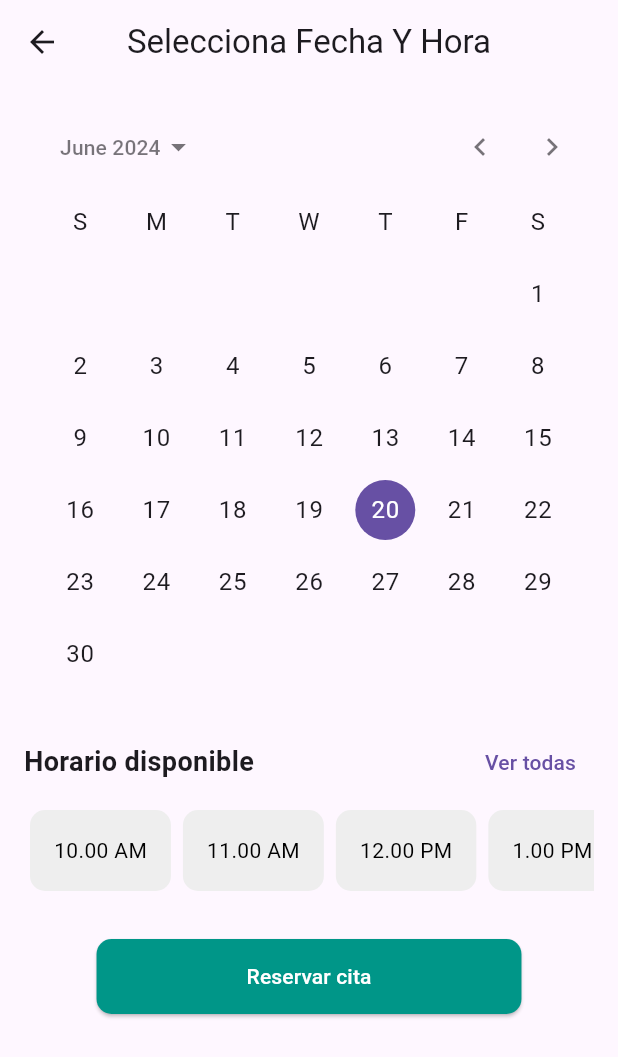
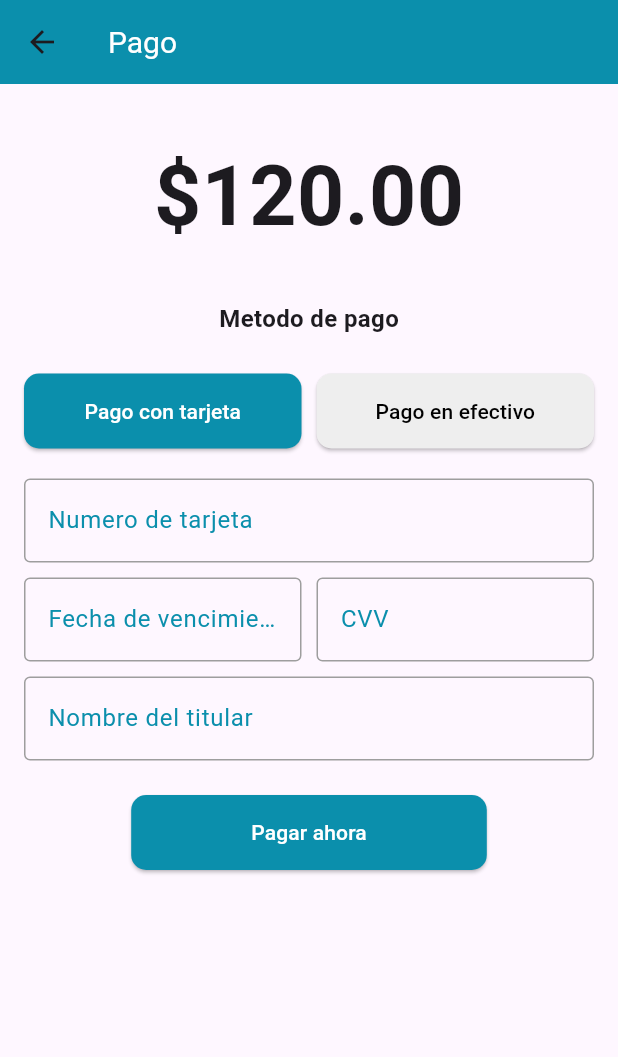
Before and after one commit to Darioantonio20/CITAEXPRESS, a Flutter app: the SelectDateAndTimeScreen screen opened by its route, after a tap on "Reservar cita", on a phone screen of 412 x 824 dp. Shown: the top 1057 px of the screen. Run offline on Flutter 3.47's test engine with Material 3 defaults, Android fonts, the phone set to English and light mode, and no system bars; network calls fail.

Commit message:
[ADD] two view more and stylized more the components

```diff
--- a/lib/main.dart
+++ b/lib/main.dart
@@ -7,6 +7,7 @@ import 'package:flutter_application_1/src/screens/home.dart';
 import 'package:flutter_application_1/src/screens/appointment_details.dart';
 import 'package:flutter_application_1/src/screens/all_items.dart';
 import 'package:flutter_application_1/src/screens/select_date_and_time.dart';
+import 'package:flutter_application_1/src/screens/payment_screen.dart'; // Importa la nueva pantalla de pago
 
 void main() {
   runApp(const MyApp());
@@ -29,6 +30,7 @@ class MyApp extends StatelessWidget {
         '/appointment_details': (context) => const AppointmentDetailsScreen(),
         '/all_items': (context) => const AllItemsScreen(),
         '/select_date_and_time': (context) => const SelectDateAndTimeScreen(),
+        '/payment': (context) => const PaymentScreen(),
       },
     );
   }
--- /dev/null
+++ b/lib/src/screens/payment_screen.dart
@@ -0,0 +1,233 @@
+import 'package:flutter/material.dart';
+
+class PaymentScreen extends StatelessWidget {
+  const PaymentScreen({super.key});
+
+  @override
+  Widget build(BuildContext context) {
+    return Scaffold(
+      appBar: AppBar(
+        leading: IconButton(
+          icon: Icon(Icons.arrow_back),
+          onPressed: () {
+            Navigator.pop(context);
+          },
+        ),
+        title: Text(
+          'Pago',
+          style: TextStyle(
+            color: Colors.white, // Color del texto
+            fontSize: 20, // Tamaño del texto
+          ),
+        ),
+        backgroundColor: Color.fromRGBO(11, 143, 172, 1.0),
+      ),
+      body: Padding(
+        padding: const EdgeInsets.all(16.0),
+        child: Column(
+          crossAxisAlignment: CrossAxisAlignment.start,
+          children: [
+            Center(
+              child: Container(
+                margin: EdgeInsets.only(top: 20), // Añade un margen superior de 20
+                child: Text(
+                  '\$120.00',
+                  style: TextStyle(fontSize: 55, fontWeight: FontWeight.bold),
+                ),
+              ),
+            ),
+            SizedBox(
+              height: 30,
+            ),
+            Center(
+              child: Container(
+                margin: EdgeInsets.only(bottom: 15), // Añade un margen inferior de 20
+                child: Text(
+                  'Metodo de pago',
+                  style: TextStyle(fontSize: 16, fontWeight: FontWeight.bold),
+                ),
+              ),
+            ),
+            SizedBox(height: 10),
+            Row(
+              children: [
+                Expanded(
+                  child: ElevatedButton(
+                    onPressed: () {},
+                    child: Text('Pago con tarjeta'),
+                    style: ElevatedButton.styleFrom(
+                      foregroundColor: Colors.white,
+                      backgroundColor: Color.fromRGBO(11, 143, 172, 1.0),
+                      padding: EdgeInsets.symmetric(vertical: 15),
+                      shape: RoundedRectangleBorder(
+                        borderRadius: BorderRadius.circular(10),
+                      ),
+                    ),
+                  ),
+                ),
+                SizedBox(width: 10),
+                Expanded(
+                  child: ElevatedButton(
+                    onPressed: () {},
+                    child: Text('Pago en efectivo'),
+                    style: ElevatedButton.styleFrom(
+                      foregroundColor: Colors.black,
+                      backgroundColor: Colors.grey[200], // Color de fondo
+                      padding: EdgeInsets.symmetric(vertical: 15),
+                      shape: RoundedRectangleBorder(
+                        borderRadius: BorderRadius.circular(10),
+                      ),
+                    ),
+                  ),
+                ),
+              ],
+            ),
+            SizedBox(height: 20),
+            TextField(
+              decoration: InputDecoration(
+                labelText: 'Numero de tarjeta',
+                labelStyle: TextStyle(color: Color.fromRGBO(11, 143, 172, 1.0)),
+                border: OutlineInputBorder(),
+                enabledBorder: OutlineInputBorder(
+                  borderSide: BorderSide(color: Colors.grey),
+                ),
+                focusedBorder: OutlineInputBorder(
+                  borderSide: BorderSide(color: Color.fromRGBO(11, 143, 172, 1.0)),
+                ),
+              ),
+            ),
+            SizedBox(height: 10),
+            Row(
+              children: [
+                Expanded(
+                  child: TextField(
+                    decoration: InputDecoration(
+                      labelText: 'Fecha de vencimiento',
+                      labelStyle: TextStyle(color: Color.fromRGBO(11, 143, 172, 1.0)),
+                      border: OutlineInputBorder(),
+                      enabledBorder: OutlineInputBorder(
+                        borderSide: BorderSide(color: Colors.grey),
+                      ),
+                      focusedBorder: OutlineInputBorder(
+                        borderSide: BorderSide(color: Colors.teal),
+                      ),
+                    ),
+                  ),
+                ),
+                SizedBox(width: 10),
+                Expanded(
+                  child: TextField(
+                    decoration: InputDecoration(
+                      labelText: 'CVV',
+                      labelStyle: TextStyle(color: Color.fromRGBO(11, 143, 172, 1.0)),
+                      border: OutlineInputBorder(),
+                      enabledBorder: OutlineInputBorder(
+                        borderSide: BorderSide(color: Colors.grey),
+                      ),
+                      focusedBorder: OutlineInputBorder(
+                        borderSide: BorderSide(color: Color.fromRGBO(11, 143, 172, 1.0)),
+                      ),
+                    ),
+                  ),
+                ),
+              ],
+            ),
+            SizedBox(height: 10),
+            TextField(
+              decoration: InputDecoration(
+                labelText: 'Nombre del titular',
+                labelStyle: TextStyle(color: Color.fromRGBO(11, 143, 172, 1.0)),
+                border: OutlineInputBorder(),
+                enabledBorder: OutlineInputBorder(
+                  borderSide: BorderSide(color: Colors.grey),
+                ),
+                focusedBorder: OutlineInputBorder(
+                  borderSide: BorderSide(color: Color.fromRGBO(11, 143, 172, 1.0)),
+                ),
+              ),
+            ),
+            SizedBox(height: 23),
+            Center(
+              child: ElevatedButton(
+                onPressed: () {
+                  _showSuccessDialog(context);
+                },
+                child: Text('Pagar ahora'),
+                style: ElevatedButton.styleFrom(
+                  backgroundColor:  Color.fromRGBO(11, 143, 172, 1.0),
+                  foregroundColor: Colors.white,
+                  padding: EdgeInsets.symmetric(horizontal: 80, vertical: 15),
+                  shape: RoundedRectangleBorder(
+                    borderRadius: BorderRadius.circular(10),
+                  ),
+                ),
+              ),
+            ),
+          ],
+        ),
+      ),
+    );
+  }
+
+  void _showSuccessDialog(BuildContext context) {
+    showDialog(
+      context: context,
+      builder: (BuildContext context) {
+        return Dialog(
+          shape: RoundedRectangleBorder(
+            borderRadius: BorderRadius.circular(10),
+          ),
+          child: Container(
+            padding: EdgeInsets.all(16.0),
+            decoration: BoxDecoration(
+              color: Colors.white,
+              borderRadius: BorderRadius.circular(10),
+            ),
+            child: Column(
+              mainAxisSize: MainAxisSize.min,
+              children: [
+                Icon(
+                  Icons.check_circle,
+                  color: Color.fromRGBO(11, 143, 172, 1.0),
+                  size: 100,
+                ),
+                SizedBox(height: 20),
+                Text(
+                  '¡Felicidades!',
+                  style: TextStyle(
+                    fontSize: 24,
+                    fontWeight: FontWeight.bold,
+                    color: Colors.teal,
+                  ),
+                ),
+                SizedBox(height: 10),
+                Text(
+                  'Su pago ha sido exitoso',
+                  style: TextStyle(
+                    fontSize: 16,
+                    color: Colors.black,
+                  ),
+                ),
+                SizedBox(height: 20),
+                ElevatedButton(
+                  onPressed: () {
+                    Navigator.of(context).pop();
+                  },
+                  child: Text('Regresar'),
+                  style: ElevatedButton.styleFrom(
+                    backgroundColor: Colors.teal,
+                    foregroundColor: Colors.white,
+                    padding: EdgeInsets.symmetric(horizontal: 80, vertical: 15),
+                    shape: RoundedRectangleBorder(
+                      borderRadius: BorderRadius.circular(10),
+                    ),
+                  ),
+                ),
+              ],
+            ),
+          ),
+        );
+      },
+    );
+  }
+}
--- a/lib/src/screens/select_date_and_time.dart
+++ b/lib/src/screens/select_date_and_time.dart
@@ -29,7 +29,13 @@ class _SelectDateAndTimeScreenState extends State<SelectDateAndTimeScreen> {
         child: Column(
           crossAxisAlignment: CrossAxisAlignment.start,
           children: [
-            CalendarDatePicker(
+            Theme(
+              data: ThemeData(
+                colorScheme: ColorScheme.light(
+                  primary:  Color.fromRGBO(11, 143, 172, 1.0), // Color para la fecha seleccionada
+                ),
+              ),
+              child: CalendarDatePicker(
                 initialDate: selectedDate,
                 firstDate: DateTime(DateTime.now().year, DateTime.now().month - 1),
                 lastDate: DateTime(DateTime.now().year, DateTime.now().month + 1),
@@ -38,6 +44,7 @@ class _SelectDateAndTimeScreenState extends State<SelectDateAndTimeScreen> {
                     selectedDate = date;
                   });
                 },
+              ),
             ),
             const SizedBox(height: 24),
             Row(
@@ -49,7 +56,10 @@ class _SelectDateAndTimeScreenState extends State<SelectDateAndTimeScreen> {
                 ),
                 TextButton(
                   onPressed: () {},
-                  child: Text('Ver todas'),
+                  child: Text(
+                    'Ver todas',
+                    style: TextStyle(color: Color.fromRGBO(11, 143, 172, 1.0)),
+                  ),
                 ),
               ],
             ),
@@ -70,14 +80,14 @@ class _SelectDateAndTimeScreenState extends State<SelectDateAndTimeScreen> {
             Center(
               child: ElevatedButton(
                 onPressed: () {
-                  // Acción para el botón Reservar cita
+                  Navigator.of(context).pushNamed('/payment');
                 },
                 child: const Text(
                   'Reservar cita',
                   style: TextStyle(color: Colors.white),
                 ),
                 style: ElevatedButton.styleFrom(
-                  backgroundColor: Colors.teal,
+                  backgroundColor: Color.fromRGBO(11, 143, 172, 1.0),
                   padding: EdgeInsets.symmetric(horizontal: 100, vertical: 15),
                   shape: RoundedRectangleBorder(
                     borderRadius: BorderRadius.circular(10),
@@ -99,7 +109,7 @@ class _SelectDateAndTimeScreenState extends State<SelectDateAndTimeScreen> {
         margin: EdgeInsets.symmetric(horizontal: 4.0, vertical: 8.0),
         padding: EdgeInsets.symmetric(vertical: 12.0, horizontal: 16.0),
         decoration: BoxDecoration(
-          color: isSelected ? Colors.teal : Colors.grey[200],
+          color: isSelected ?Color.fromRGBO(11, 143, 172, 1.0) : Colors.grey[200],
           borderRadius: BorderRadius.circular(10),
         ),
         child: Center(
```
Also changed, not shown: lib/src/screens/appointment_details.dart (+12 -7 lines), lib/src/screens/home.dart (+6 -6 lines). Lines whose indentation alone changed are shown as unchanged.
